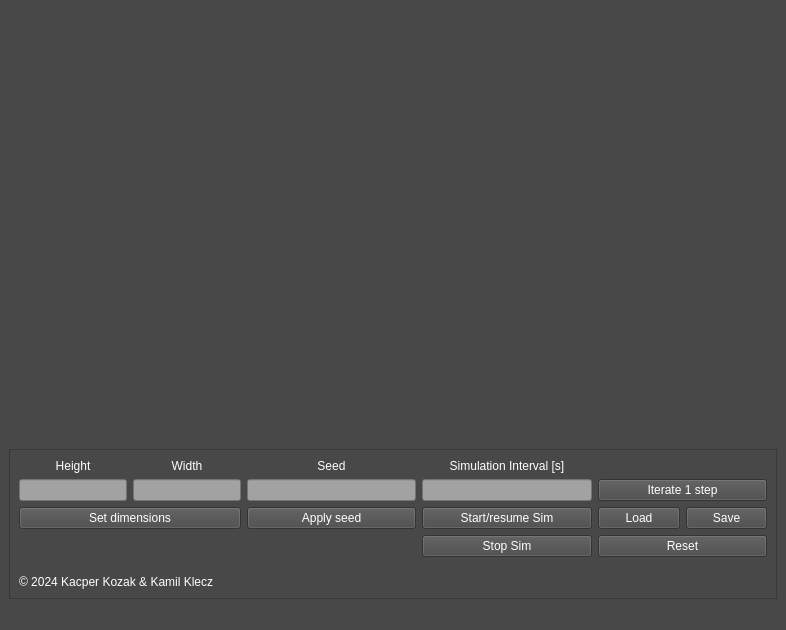
The window that mainwindow.ui (KacKozak2022/Game-of-Life) describes before a commit, drawn with Qt 5.
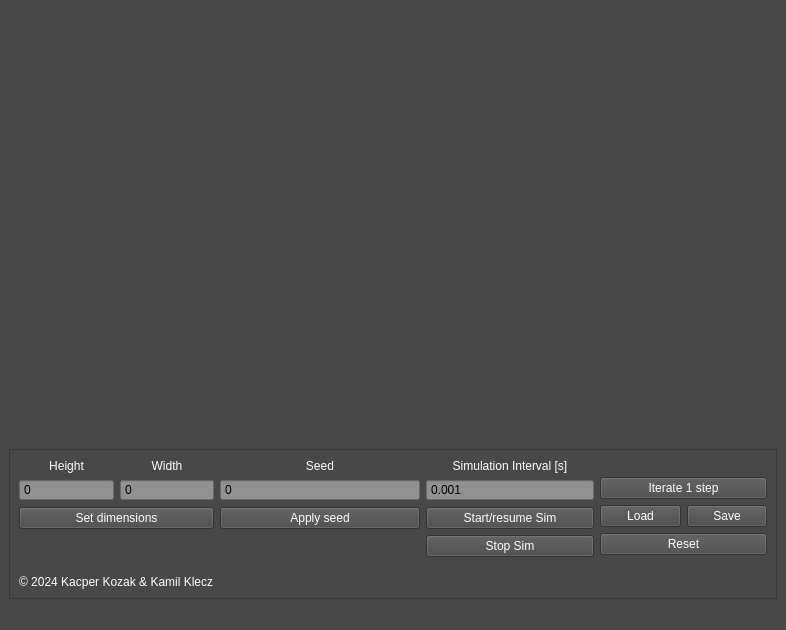
The same window after the commit.

Patch:
```diff
--- a/mainwindow.ui
+++ b/mainwindow.ui
@@ -176,16 +176,40 @@
               <number>0</number>
              </property>
              <item>
-              <widget class="QLineEdit" name="widthEdit">
+              <widget class="QSpinBox" name="heightEdit">
+               <property name="sizePolicy">
+                <sizepolicy hsizetype="Expanding" vsizetype="Fixed">
+                 <horstretch>0</horstretch>
+                 <verstretch>0</verstretch>
+                </sizepolicy>
+               </property>
                <property name="styleSheet">
-                <string notr="true">background-color: rgb(162, 162, 162);</string>
+                <string notr="true">background-color: rgb(145, 145, 145);</string>
+               </property>
+               <property name="buttonSymbols">
+                <enum>QAbstractSpinBox::NoButtons</enum>
+               </property>
+               <property name="maximum">
+                <number>1000</number>
                </property>
               </widget>
              </item>
              <item>
-              <widget class="QLineEdit" name="heightEdit">
+              <widget class="QSpinBox" name="widthEdit">
+               <property name="sizePolicy">
+                <sizepolicy hsizetype="Expanding" vsizetype="Fixed">
+                 <horstretch>0</horstretch>
+                 <verstretch>0</verstretch>
+                </sizepolicy>
+               </property>
                <property name="styleSheet">
-                <string notr="true">background-color: rgb(162, 162, 162);</string>
+                <string notr="true">background-color: rgb(145, 145, 145);</string>
+               </property>
+               <property name="buttonSymbols">
+                <enum>QAbstractSpinBox::NoButtons</enum>
+               </property>
+               <property name="maximum">
+                <number>1000</number>
                </property>
               </widget>
              </item>
@@ -248,9 +272,27 @@
             </widget>
            </item>
            <item>
-            <widget class="QLineEdit" name="seedEdit">
+            <widget class="QSpinBox" name="seedEdit">
+             <property name="sizePolicy">
+              <sizepolicy hsizetype="Expanding" vsizetype="Fixed">
+               <horstretch>0</horstretch>
+               <verstretch>0</verstretch>
+              </sizepolicy>
+             </property>
+             <property name="minimumSize">
+              <size>
+               <width>200</width>
+               <height>0</height>
+              </size>
+             </property>
              <property name="styleSheet">
-              <string notr="true">background-color: rgb(162, 162, 162);</string>
+              <string notr="true">background-color: rgb(145, 145, 145);</string>
+             </property>
+             <property name="buttonSymbols">
+              <enum>QAbstractSpinBox::NoButtons</enum>
+             </property>
+             <property name="maximum">
+              <number>999999999</number>
              </property>
             </widget>
            </item>
@@ -295,9 +337,27 @@
             </widget>
            </item>
            <item>
-            <widget class="QLineEdit" name="simIntervalEdit">
+            <widget class="QDoubleSpinBox" name="simIntervalEdit">
+             <property name="sizePolicy">
+              <sizepolicy hsizetype="Expanding" vsizetype="Fixed">
+               <horstretch>0</horstretch>
+               <verstretch>0</verstretch>
+              </sizepolicy>
+             </property>
              <property name="styleSheet">
-              <string notr="true">background-color: rgb(162, 162, 162);</string>
+              <string notr="true">background-color: rgb(145, 145, 145);</string>
+             </property>
+             <property name="buttonSymbols">
+              <enum>QAbstractSpinBox::NoButtons</enum>
+             </property>
+             <property name="decimals">
+              <number>3</number>
+             </property>
+             <property name="minimum">
+              <double>0.001000000000000</double>
+             </property>
+             <property name="maximum">
+              <double>100.000000000000000</double>
              </property>
             </widget>
            </item>
@@ -340,6 +400,12 @@
           <layout class="QVBoxLayout" name="verticalLayout_4">
            <item>
             <widget class="QLabel" name="label">
+             <property name="maximumSize">
+              <size>
+               <width>16777215</width>
+               <height>12</height>
+              </size>
+             </property>
              <property name="text">
               <string/>
              </property>
@@ -353,6 +419,18 @@
                <verstretch>0</verstretch>
               </sizepolicy>
              </property>
+             <property name="maximumSize">
+              <size>
+               <width>16777215</width>
+               <height>24</height>
+              </size>
+             </property>
+             <property name="baseSize">
+              <size>
+               <width>0</width>
+               <height>0</height>
+              </size>
+             </property>
              <property name="styleSheet">
               <string notr="true">color: rgb(255, 255, 255);</string>
              </property>
```
